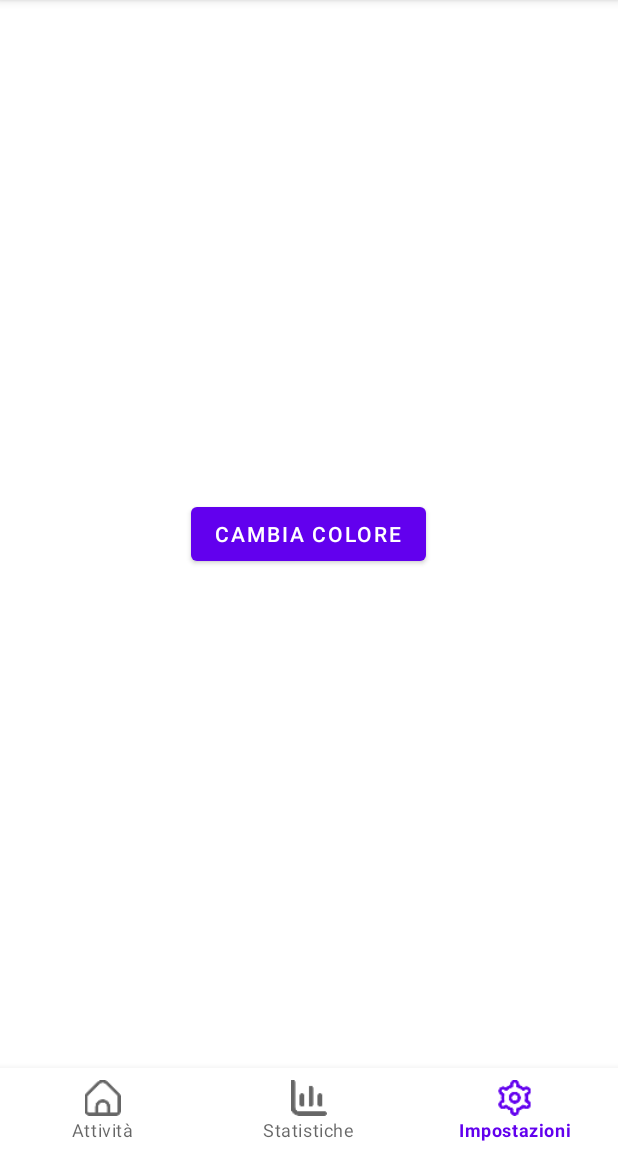
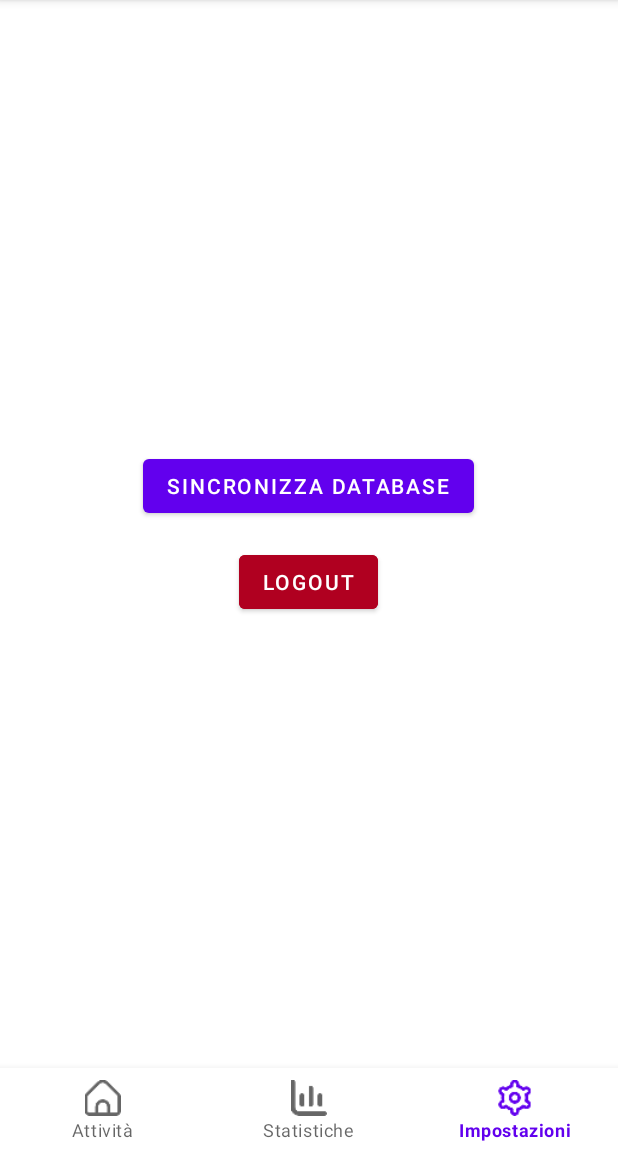
Before and after one commit to CardiMatt/Activity_Tracker_DV, an Android app: the ActivityFragment screen opened directly, with no data from a screen before it, item 3 of the bottom bar chosen, on a phone screen of 412 x 824 dp, the part 84-1236 px from its top. Run offline under Robolectric (Android 15) with nearby library versions, the phone set to English and light mode, and no system bars; our stand-ins replace Firebase (no records; nobody signed in at launch, a user with empty details on screens opened directly), Room's generated code.

Commit message:
Ce l'ho fatta diocaneeee

```diff
--- a/app/src/main/AndroidManifest.xml
+++ b/app/src/main/AndroidManifest.xml
@@ -9,6 +9,9 @@
     <uses-permission android:name="android.permission.ACTIVITY_RECOGNITION" />
     <uses-permission android:name="com.google.android.providers.gsf.permission.READ_GSERVICES" />
     <uses-permission android:name="android.permission.INTERNET" />
+    <uses-permission android:name="android.permission.ACCESS_BACKGROUND_LOCATION" />
+    <uses-permission android:name="android.permission.FOREGROUND_SERVICE" />
+    <uses-permission android:name="android.permission.WAKE_LOCK" />
 
     <application
         android:allowBackup="true"
--- a/app/src/main/java/com/example/activity_tracker_dv/data/EventDao.kt
+++ b/app/src/main/java/com/example/activity_tracker_dv/data/EventDao.kt
@@ -9,15 +9,27 @@ interface EventDao {
     @Insert(onConflict = OnConflictStrategy.REPLACE)
     suspend fun insert(event: Event): Long
 
+    @Insert(onConflict = OnConflictStrategy.REPLACE)
+    suspend fun insertAll(events: List<Event>)
+
     @Update
     suspend fun update(event: Event)
 
     @Delete
     suspend fun delete(event: Event)
 
+    @Delete
+    suspend fun deleteAll(events: List<Event>)
+
     @Query("SELECT * FROM events WHERE id = :id")
     fun getEventById(id: Long): LiveData<Event>
 
     @Query("SELECT * FROM events ORDER BY launch DESC")
     fun getAllEvents(): LiveData<List<Event>>
+
+    @Query("SELECT * FROM events ORDER BY launch DESC")
+    suspend fun getAllEventsList(): List<Event>
+
+    @Query("SELECT * FROM events WHERE userUsername = :userUsername ORDER BY launch DESC")
+    fun getEventsByUser(userUsername: String): LiveData<List<Event>>
 }
--- a/app/src/main/java/com/example/activity_tracker_dv/home/HomeActivity.kt
+++ b/app/src/main/java/com/example/activity_tracker_dv/home/HomeActivity.kt
@@ -23,12 +23,14 @@ class HomeActivity : AppCompatActivity() {
 
         navView = findViewById(R.id.nav_view)
 
-        // Aggiungi tutti i fragment e nascondi quelli che non devono essere mostrati inizialmente
-        supportFragmentManager.beginTransaction().apply {
-            add(R.id.nav_host_fragment_activity_main, settingsFragment, "3").hide(settingsFragment)
-            add(R.id.nav_host_fragment_activity_main, statisticsFragment, "2").hide(statisticsFragment)
-            add(R.id.nav_host_fragment_activity_main, activityFragment, "1")
-        }.commit()
+        // Verifica se l'attività è stata ricreata e quindi i fragment sono già stati aggiunti
+        if (savedInstanceState == null) {
+            supportFragmentManager.beginTransaction().apply {
+                add(R.id.nav_host_fragment_activity_main, settingsFragment, "3").hide(settingsFragment)
+                add(R.id.nav_host_fragment_activity_main, statisticsFragment, "2").hide(statisticsFragment)
+                add(R.id.nav_host_fragment_activity_main, activityFragment, "1")
+            }.commit()
+        }
 
         navView.setOnItemSelectedListener { item ->
             when (item.itemId) {
--- a/app/src/main/java/com/example/activity_tracker_dv/home/fragment/ActivityFragment.kt
+++ b/app/src/main/java/com/example/activity_tracker_dv/home/fragment/ActivityFragment.kt
@@ -6,7 +6,9 @@ import android.util.Log
 import android.view.LayoutInflater
 import android.view.View
 import android.view.ViewGroup
+import android.widget.ArrayAdapter
 import android.widget.Button
+import android.widget.ListView
 import android.widget.TextView
 import androidx.activity.result.contract.ActivityResultContracts
 import androidx.core.content.ContextCompat
@@ -19,6 +21,7 @@ import com.example.activity_tracker_dv.viewmodels.EventViewModel
 import com.example.activity_tracker_dv.viewmodels.EventViewModelFactory
 import com.example.activity_tracker_dv.repository.EventRepository
 import com.example.activity_tracker_dv.data.AppDatabase
+import com.google.firebase.auth.FirebaseAuth
 
 class ActivityFragment : Fragment() {
 
@@ -26,6 +29,9 @@ class ActivityFragment : Fragment() {
     private lateinit var startButton: Button
     private lateinit var stopButton: Button
     private lateinit var eventViewModel: EventViewModel
+    private lateinit var previousActivitiesListView: ListView
+    private lateinit var eventsAdapter: ArrayAdapter<String>
+    private var rootView: View? = null
 
     // Inizializza il launcher per la richiesta dei permessi
     private val requestPermissionLauncher = registerForActivityResult(
@@ -33,11 +39,9 @@ class ActivityFragment : Fragment() {
     ) { isGranted: Boolean ->
         if (isGranted) {
             Log.d("ActivityFragment", "Permessi per la localizzazione concessi.")
-            // Permesso concesso, avvia il tracking
             startTracking()
         } else {
             Log.d("ActivityFragment", "Permessi per la localizzazione negati.")
-            // Permesso negato, mostra un messaggio
             activityTextView.text = "Permessi per la localizzazione negati."
         }
     }
@@ -46,12 +50,14 @@ class ActivityFragment : Fragment() {
         inflater: LayoutInflater, container: ViewGroup?,
         savedInstanceState: Bundle?
     ): View? {
-        Log.d("ActivityFragment", "onCreateView chiamato.")
-        val view = inflater.inflate(R.layout.fragment_activity, container, false)
+        if (rootView == null) {
+            Log.d("ActivityFragment", "onCreateView chiamato per creare la vista.")
+            rootView = inflater.inflate(R.layout.fragment_activity, container, false)
 
-        activityTextView = view.findViewById(R.id.activity_text)
-        startButton = view.findViewById(R.id.start_button)
-        stopButton = view.findViewById(R.id.stop_button)
+            activityTextView = rootView!!.findViewById(R.id.activity_text)
+            startButton = rootView!!.findViewById(R.id.start_button)
+            stopButton = rootView!!.findViewById(R.id.stop_button)
+            previousActivitiesListView = rootView!!.findViewById(R.id.previous_activities_list)
 
             // Configura il ViewModel e il Repository
             val eventDao = AppDatabase.getDatabase(requireContext()).eventDao()
@@ -59,14 +65,30 @@ class ActivityFragment : Fragment() {
             val factory = EventViewModelFactory(repository)
             eventViewModel = ViewModelProvider(this, factory).get(EventViewModel::class.java)
 
-        // Osserva i cambiamenti degli eventi salvati e aggiorna l'UI
-        eventViewModel.getAllEvents().observe(viewLifecycleOwner, Observer { events ->
-            Log.d("ActivityFragment", "Osservando cambiamenti degli eventi salvati.")
+            // Configura l'adapter per la ListView degli eventi precedenti
+            eventsAdapter = ArrayAdapter(requireContext(), android.R.layout.simple_list_item_1, mutableListOf())
+            previousActivitiesListView.adapter = eventsAdapter
+
+            // Recupera l'utente autenticato
+            val currentUser = FirebaseAuth.getInstance().currentUser
+            val userUsername = currentUser?.email ?: ""
+
+            // Osserva i cambiamenti degli eventi salvati per l'utente autenticato e aggiorna l'UI
+            eventViewModel.getEventsForUser(userUsername).observe(viewLifecycleOwner, Observer { events ->
+                Log.d("ActivityFragment", "Osservando cambiamenti degli eventi per l'utente: $userUsername.")
                 // Aggiorna l'interfaccia utente con i dati dell'ultimo evento
                 if (events.isNotEmpty()) {
                     val lastEvent = events.last()
                     activityTextView.text = "Attività: ${lastEvent.eventType}, Passi: ${lastEvent.steps}"
                     Log.d("ActivityFragment", "Ultimo evento osservato: ${lastEvent.eventType}, Passi: ${lastEvent.steps}")
+
+                    // Aggiorna la lista degli eventi precedenti
+                    val eventDescriptions = events.map { event ->
+                        "Attività: ${event.eventType}, Inizio: ${event.launch}, Fine: ${event.end}, Passi: ${event.steps}"
+                    }
+                    eventsAdapter.clear()
+                    eventsAdapter.addAll(eventDescriptions)
+                    eventsAdapter.notifyDataSetChanged()
                 } else {
                     activityTextView.text = "Nessuna attività registrata"
                     Log.d("ActivityFragment", "Nessuna attività registrata.")
@@ -84,8 +106,10 @@ class ActivityFragment : Fragment() {
                 Log.d("ActivityFragment", "Pulsante Stop cliccato.")
                 stopTracking()
             }
-
-        return view
+        } else {
+            Log.d("ActivityFragment", "onCreateView chiamato ma la vista era già esistente.")
+        }
+        return rootView
     }
 
     // Controlla i permessi di localizzazione e avvia il tracking
@@ -97,11 +121,9 @@ class ActivityFragment : Fragment() {
             ) == PackageManager.PERMISSION_GRANTED
         ) {
             Log.d("ActivityFragment", "Permessi di localizzazione già concessi.")
-            // Permessi già concessi, avvia il tracking
             startTracking()
         } else {
             Log.d("ActivityFragment", "Richiesta dei permessi di localizzazione.")
-            // Richiedi il permesso
             requestPermissionLauncher.launch(android.Manifest.permission.ACCESS_FINE_LOCATION)
         }
     }
@@ -109,7 +131,6 @@ class ActivityFragment : Fragment() {
     // Avvia il tracking utilizzando EventRecognitionReceiver
     private fun startTracking() {
         Log.d("ActivityFragment", "Avvio del monitoraggio delle attività.")
-        // Avvia il monitoraggio tramite EventRecognitionReceiver
         EventRecognitionReceiver.startActivityTransitionUpdates(requireContext())
         activityTextView.text = "Monitoraggio attività avviato."
         Log.d("ActivityFragment", "Monitoraggio attività avviato.")
@@ -118,7 +139,6 @@ class ActivityFragment : Fragment() {
     // Ferma il tracking utilizzando EventRecognitionReceiver
     private fun stopTracking() {
         Log.d("ActivityFragment", "Interruzione del monitoraggio delle attività.")
-        // Ferma il monitoraggio tramite EventRecognitionReceiver
         EventRecognitionReceiver.stopActivityTransitionUpdates(requireContext())
         activityTextView.text = "Monitoraggio attività fermato."
         Log.d("ActivityFragment", "Monitoraggio attività fermato.")
--- a/app/src/main/java/com/example/activity_tracker_dv/home/fragment/SettingsFragment.kt
+++ b/app/src/main/java/com/example/activity_tracker_dv/home/fragment/SettingsFragment.kt
@@ -1,32 +1,75 @@
 package com.example.activity_tracker_dv.home.fragment
 
-import android.graphics.Color
 import android.os.Bundle
+import android.util.Log
 import android.view.LayoutInflater
 import android.view.View
 import android.view.ViewGroup
 import android.widget.Button
 import androidx.fragment.app.Fragment
 import com.example.activity_tracker_dv.R
+import com.google.firebase.auth.FirebaseAuth
+import kotlinx.coroutines.CoroutineScope
+import kotlinx.coroutines.Dispatchers
+import kotlinx.coroutines.launch
+import kotlinx.coroutines.withContext
+import android.widget.Toast
+import com.example.activity_tracker_dv.data.AppDatabase
+import com.example.activity_tracker_dv.repository.EventRepository
 
 class SettingsFragment : Fragment() {
 
-    private var isColorChanged = false
+    private lateinit var syncButton: Button
+    private lateinit var logoutButton: Button
 
     override fun onCreateView(
         inflater: LayoutInflater, container: ViewGroup?,
         savedInstanceState: Bundle?
     ): View? {
+        Log.d("SettingsFragment", "onCreateView called")
         val view = inflater.inflate(R.layout.fragment_settings, container, false)
-        val button = view.findViewById<Button>(R.id.button_change_color)
 
-        button.setOnClickListener {
-            if (isColorChanged) {
-                view.setBackgroundColor(Color.WHITE)  // Cambia a bianco
-            } else {
-                view.setBackgroundColor(Color.BLUE) // Cambia a blu
+        syncButton = view.findViewById(R.id.button_sync_database)
+        logoutButton = view.findViewById(R.id.button_logout)
+
+        Log.d("SettingsFragment", "Buttons initialized")
+
+        // Sincronizza il database Room con Firebase per l'utente autenticato
+        syncButton.setOnClickListener {
+            Log.d("SettingsFragment", "Sync button clicked")
+            CoroutineScope(Dispatchers.IO).launch {
+                try {
+                    Log.d("SettingsFragment", "Starting database synchronization")
+                    // Configura il ViewModel e il Repository
+                    val eventDao = AppDatabase.getDatabase(requireContext()).eventDao()
+                    Log.d("SettingsFragment", "EventDao initialized")
+                    val repository = EventRepository(eventDao)
+                    Log.d("SettingsFragment", "EventRepository initialized")
+                    val currentUser = FirebaseAuth.getInstance().currentUser
+                    val userUsername = currentUser?.email ?: ""
+                    repository.synchronizeWithFirebaseForUser(userUsername)
+                    Log.d("SettingsFragment", "Synchronization process initiated for user: $userUsername")
+                    withContext(Dispatchers.Main) {
+                        Log.d("SettingsFragment", "Synchronization completed successfully")
+                        Toast.makeText(requireContext(), "Sincronizzazione completata con successo.", Toast.LENGTH_SHORT).show()
+                    }
+                } catch (e: Exception) {
+                    Log.e("SettingsFragment", "Errore durante la sincronizzazione del database: ${e.message}")
+                    withContext(Dispatchers.Main) {
+                        Toast.makeText(requireContext(), "Errore durante la sincronizzazione del database.", Toast.LENGTH_SHORT).show()
+                    }
+                }
             }
-            isColorChanged = !isColorChanged
+        }
+
+        // Esegui il logout dell'utente
+        logoutButton.setOnClickListener {
+            Log.d("SettingsFragment", "Logout button clicked")
+            FirebaseAuth.getInstance().signOut()
+            Log.d("SettingsFragment", "User signed out successfully")
+            activity?.finish()
+            Log.d("SettingsFragment", "Activity finished after logout")
+            Toast.makeText(requireContext(), "Logout effettuato con successo.", Toast.LENGTH_SHORT).show()
         }
 
         return view
--- a/app/src/main/java/com/example/activity_tracker_dv/viewmodels/EventViewModel.kt
+++ b/app/src/main/java/com/example/activity_tracker_dv/viewmodels/EventViewModel.kt
@@ -1,6 +1,7 @@
 package com.example.activity_tracker_dv.viewmodels
 
 import androidx.lifecycle.LiveData
+import androidx.lifecycle.MutableLiveData
 import androidx.lifecycle.ViewModel
 import androidx.lifecycle.viewModelScope
 import com.example.activity_tracker_dv.models.Event
@@ -8,6 +9,10 @@ import com.example.activity_tracker_dv.repository.EventRepository
 import kotlinx.coroutines.launch
 
 class EventViewModel(private val repository: EventRepository) : ViewModel() {
+
+    // Aggiungi currentEvent per mantenere lo stato dell'evento in corso
+    private val _currentEvent = MutableLiveData<Event?>()
+    val currentEvent: LiveData<Event?> = _currentEvent
 
     suspend fun insertEvent(event: Event): Long {
         return repository.insert(event)
@@ -28,4 +33,14 @@ class EventViewModel(private val repository: EventRepository) : ViewModel() {
     fun getAllEvents(): LiveData<List<Event>> {
         return repository.getAllEvents()
     }
+
+    // Funzione per impostare il currentEvent
+    fun setCurrentEvent(event: Event?) {
+        _currentEvent.postValue(event)
+    }
+
+    // Nuovo metodo per ottenere gli eventi per l'utente autenticato
+    fun getEventsForUser(userUsername: String): LiveData<List<Event>> {
+        return repository.getEventsForUser(userUsername)
+    }
 }
--- a/app/src/main/res/layout/activity_home.xml
+++ b/app/src/main/res/layout/activity_home.xml
@@ -12,8 +12,7 @@
         app:layout_constraintTop_toTopOf="parent"
         app:layout_constraintBottom_toTopOf="@id/nav_view"
         app:layout_constraintLeft_toLeftOf="parent"
-        app:layout_constraintRight_toRightOf="parent"
-        app:navGraph="@navigation/nav_graph" />
+        app:layout_constraintRight_toRightOf="parent" />
 
     <com.google.android.material.bottomnavigation.BottomNavigationView
         android:id="@+id/nav_view"
--- a/app/src/main/res/layout/fragment_settings.xml
+++ b/app/src/main/res/layout/fragment_settings.xml
@@ -1,14 +1,24 @@
 <?xml version="1.0" encoding="utf-8"?>
-<FrameLayout xmlns:android="http://schemas.android.com/apk/res/android"
+<LinearLayout xmlns:android="http://schemas.android.com/apk/res/android"
     android:layout_width="match_parent"
     android:layout_height="match_parent"
-    android:background="@android:color/white">
+    android:orientation="vertical"
+    android:padding="16dp"
+    android:gravity="center">
 
     <Button
-        android:id="@+id/button_change_color"
+        android:id="@+id/button_sync_database"
         android:layout_width="wrap_content"
         android:layout_height="wrap_content"
-        android:text="Cambia Colore"
-        android:layout_gravity="center" />
+        android:text="Sincronizza Database"
+        android:layout_marginBottom="16dp" />
 
-</FrameLayout>
+    <Button
+        android:id="@+id/button_logout"
+        android:layout_width="wrap_content"
+        android:layout_height="wrap_content"
+        android:text="Logout"
+        android:backgroundTint="@color/design_default_color_error"
+        android:textColor="@android:color/white" />
+
+</LinearLayout>
```
Also changed, not shown: app/src/main/java/com/example/activity_tracker_dv/repository/EventRepository.kt (+60 -0 lines), app/src/main/java/com/example/activity_tracker_dv/services/ActivityRecognitionService.kt (deleted, +0 -171 lines), app/src/main/java/com/example/activity_tracker_dv/services/EventRecognitionReceiver.kt (+26 -26 lines), app/src/main/res/layout/event_item.xml (+16 -2 lines), app/src/main/res/layout/fragment_activity.xml (line endings or trailing spaces). Lines whose indentation alone changed are shown as unchanged.
